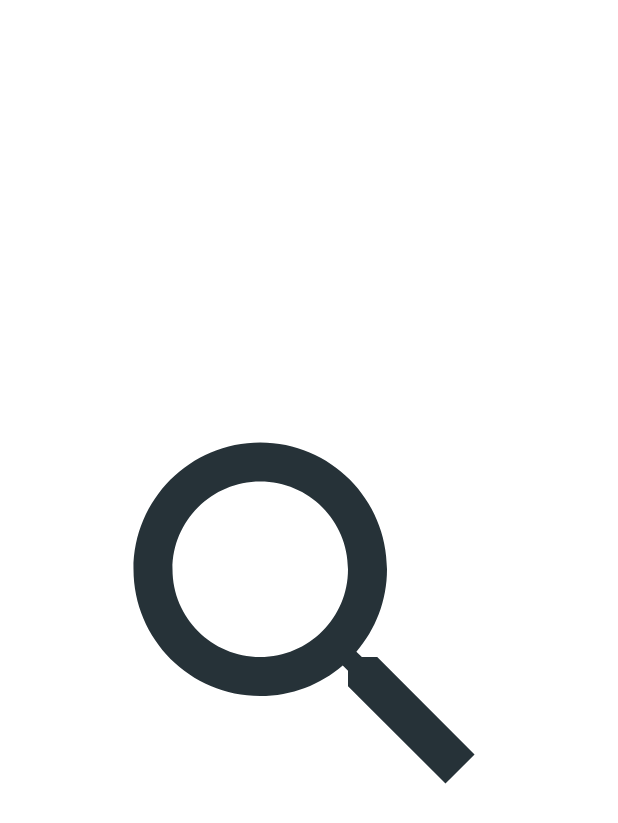
After one commit to leonardomagno/search-products-application, an Android app: the layout activity_splash.xml on its own in the app's theme, with its tools: preview values and no code run, on a phone screen of 412 x 824 dp. The commit adds this screen. Shown: the top 823 px of the screen. Run offline under Robolectric (Android 15) with nearby library versions, the phone set to English and light mode, and no system bars.

Commit message:
- Mudança de pacotes. - Criação da tela splash. - import de ícones.

```diff
--- a/app/src/main/AndroidManifest.xml
+++ b/app/src/main/AndroidManifest.xml
@@ -10,7 +10,7 @@
         android:supportsRtl="true"
         android:theme="@style/Theme.SearchProductsApplication">
         <activity
-            android:name=".SearchActivity"
+            android:name=".ui.search.SearchActivity"
             android:exported="true">
             <intent-filter>
                 <action android:name="android.intent.action.MAIN" />
--- a/app/src/main/java/leonardomagno/com/searchproductsapplication/SearchActivity.kt
+++ b/app/src/main/java/leonardomagno/com/searchproductsapplication/ui/search/SearchActivity.kt
@@ -1,7 +1,8 @@
-package leonardomagno.com.searchproductsapplication
+package leonardomagno.com.searchproductsapplication.ui.search
 
 import androidx.appcompat.app.AppCompatActivity
 import android.os.Bundle
+import leonardomagno.com.searchproductsapplication.R
 
 class SearchActivity : AppCompatActivity() {
     override fun onCreate(savedInstanceState: Bundle?) {
--- /dev/null
+++ b/app/src/main/res/drawable/ic_search_splash.xml
@@ -0,0 +1,10 @@
+<vector xmlns:android="http://schemas.android.com/apk/res/android"
+    android:width="24dp"
+    android:height="24dp"
+    android:tint="@color/blue_gray_900"
+    android:viewportWidth="24"
+    android:viewportHeight="24">
+    <path
+        android:fillColor="@color/blue_gray_900"
+        android:pathData="M15.5,14h-0.79l-0.28,-0.27C15.41,12.59 16,11.11 16,9.5 16,5.91 13.09,3 9.5,3S3,5.91 3,9.5 5.91,16 9.5,16c1.61,0 3.09,-0.59 4.23,-1.57l0.27,0.28v0.79l5,4.99L20.49,19l-4.99,-5zM9.5,14C7.01,14 5,11.99 5,9.5S7.01,5 9.5,5 14,7.01 14,9.5 11.99,14 9.5,14z" />
+</vector>
--- a/app/src/main/res/layout/activity_search.xml
+++ b/app/src/main/res/layout/activity_search.xml
@@ -4,7 +4,7 @@
     xmlns:tools="http://schemas.android.com/tools"
     android:layout_width="match_parent"
     android:layout_height="match_parent"
-    tools:context=".SearchActivity">
+    tools:context=".ui.search.SearchActivity">
 
     <androidx.recyclerview.widget.RecyclerView
         android:id="@+id/activity_search_recycler_view"
--- /dev/null
+++ b/app/src/main/res/layout/activity_splash.xml
@@ -0,0 +1,21 @@
+<?xml version="1.0" encoding="utf-8"?>
+<androidx.constraintlayout.widget.ConstraintLayout xmlns:android="http://schemas.android.com/apk/res/android"
+    xmlns:app="http://schemas.android.com/apk/res-auto"
+    xmlns:tools="http://schemas.android.com/tools"
+    android:layout_width="match_parent"
+    android:layout_height="match_parent"
+    tools:context=".ui.splash.SplashActivity">
+
+    <ImageView
+        android:id="@+id/splash_activity_image_view_welcome"
+        android:layout_width="0dp"
+        android:layout_height="0dp"
+        android:src="@drawable/ic_search_splash"
+        android:layout_margin="50dp"
+        app:layout_constraintStart_toStartOf="parent"
+        app:layout_constraintEnd_toEndOf="parent"
+        app:layout_constraintTop_toTopOf="parent"
+        app:layout_constraintBottom_toBottomOf="parent"
+        />
+
+</androidx.constraintlayout.widget.ConstraintLayout>
```
Also changed, not shown: app/src/main/java/leonardomagno/com/searchproductsapplication/ui/splash/SplashActivity.kt (added, +27 -0 lines), app/src/main/res/drawable/ic_search.xml (added, +10 -0 lines).
